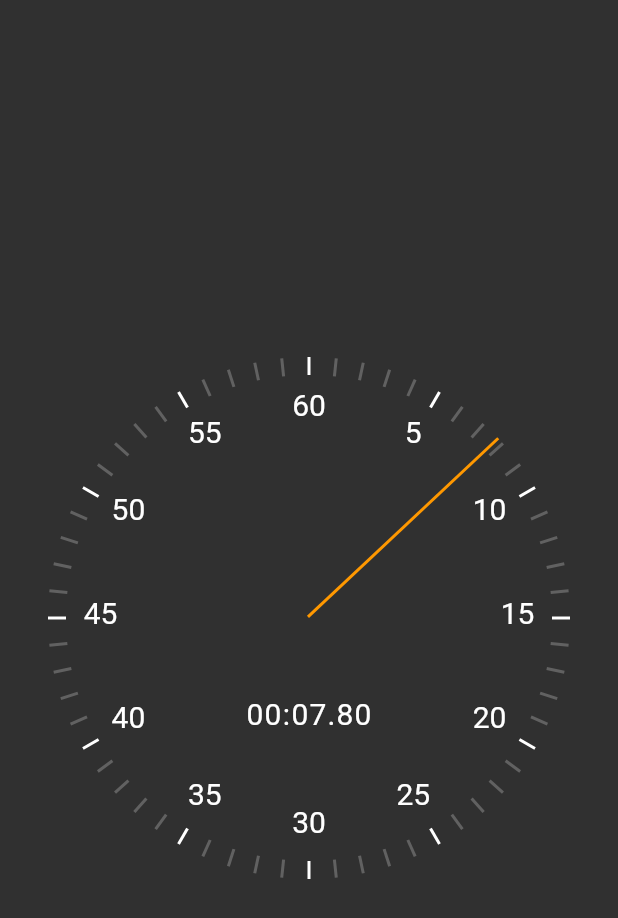
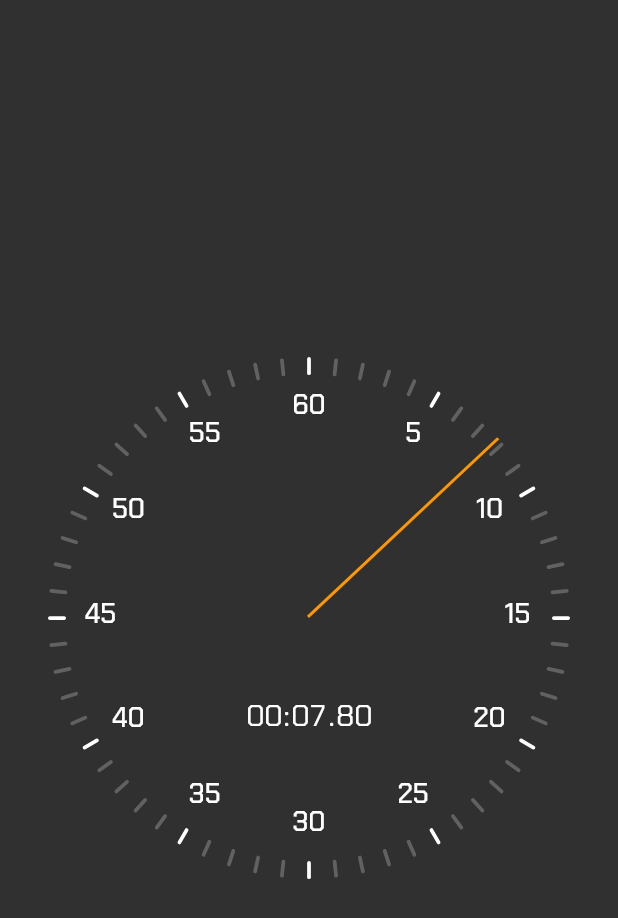
Before and after one commit to niloofaramerian/stopwatch, a Flutter app: the screen it shows after launch, on a phone screen of 412 x 824 dp. Shown: the top 918 px of the screen. Run offline on Flutter 3.47's test engine with Material 2 defaults, Android fonts, the phone set to English and light mode, and no system bars; our stand-ins replace get, google_fonts.

Commit message:
chore: change markers and elapsed time style

```diff
--- a/lib/presentation/widgets/clock_markers.dart
+++ b/lib/presentation/widgets/clock_markers.dart
@@ -1,6 +1,7 @@
 import 'dart:math';
 
 import 'package:flutter/material.dart';
+import 'package:google_fonts/google_fonts.dart';
 
 class ClockMarkers extends StatelessWidget {
   const ClockMarkers({
@@ -15,7 +16,7 @@ class ClockMarkers extends StatelessWidget {
   @override
   Widget build(BuildContext context) {
     final color = seconds % 5 == 0 ? Colors.white : Colors.grey.shade700;
-    const width = 2.0;
+    const width = 2.5;
     const height = 12.0;
     return Transform(
       alignment: Alignment.center,
@@ -26,7 +27,10 @@ class ClockMarkers extends StatelessWidget {
       child: Container(
         width: width,
         height: height,
-        color: color,
+        decoration: BoxDecoration(
+          color: color,
+          borderRadius: const BorderRadius.all(Radius.circular(4.0)),
+        ),
       ),
     );
   }
@@ -59,7 +63,10 @@ class ClockTextMarker extends StatelessWidget {
         height: height,
         child: Text(
           '$value',
-          style: const TextStyle(fontSize: 20),
+          style: GoogleFonts.chakraPetch(
+            fontSize: 18,
+            fontWeight: FontWeight.w500,
+          ),
           textAlign: TextAlign.center,
         ),
       ),
--- a/lib/presentation/widgets/elapsed_time_text.dart
+++ b/lib/presentation/widgets/elapsed_time_text.dart
@@ -1,5 +1,6 @@
 import 'package:flutter/material.dart';
 import 'package:get/get.dart';
+import 'package:google_fonts/google_fonts.dart';
 import 'package:stopwatch/utils/extensions/duration.dart';
 
 import '../controllers/elapsed_controller.dart';
@@ -43,7 +44,7 @@ class _TimeDigit extends StatelessWidget {
       width: width,
       child: Text(
         text,
-        style: const TextStyle(fontSize: 20),
+        style: GoogleFonts.chakraPetch(fontSize: 20),
         textAlign: TextAlign.center,
       ),
     );
--- a/pubspec.yaml
+++ b/pubspec.yaml
@@ -35,6 +35,7 @@ dependencies:
   # The following adds the Cupertino Icons font to your application.
   # Use with the CupertinoIcons class for iOS style icons.
   cupertino_icons: ^1.0.2
+  google_fonts: ^5.1.0
   get: ^4.6.5
 
 dev_dependencies:
```
Also changed, not shown: pubspec.lock, 2 other files.
